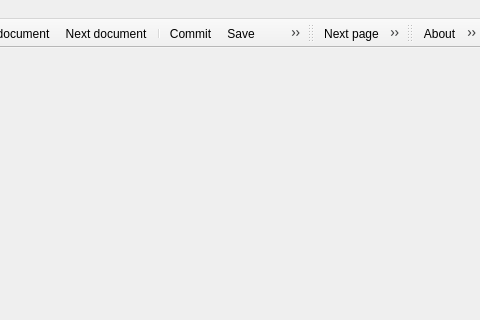
Old version of the form mainwindow.ui in the repository Kuszki/K-Indexer; both pictures show x 320 to 800 and y 0 to 320 of the 800 by 600 pixel window.
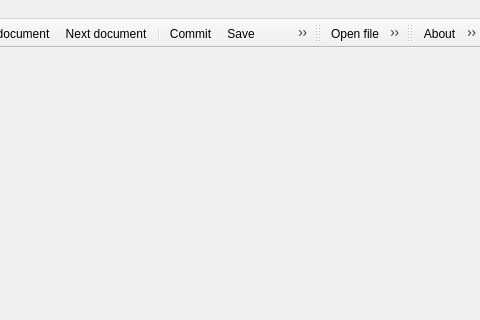
New version of the form. Icons and pictures are not drawn.

Diff of the .ui file:
```diff
--- a/mainwindow.ui
+++ b/mainwindow.ui
@@ -167,6 +167,9 @@
    <attribute name="toolBarBreak">
     <bool>false</bool>
    </attribute>
+   <addaction name="actionOpenfile"/>
+   <addaction name="actionOpenfolder"/>
+   <addaction name="separator"/>
    <addaction name="actionPageup"/>
    <addaction name="actionPagedown"/>
    <addaction name="separator"/>
@@ -532,6 +535,24 @@
     <string>Alt+Return</string>
    </property>
   </action>
+  <action name="actionOpenfile">
+   <property name="icon">
+    <iconset theme="window-new">
+     <normaloff>.</normaloff>.</iconset>
+   </property>
+   <property name="text">
+    <string>Open file</string>
+   </property>
+  </action>
+  <action name="actionOpenfolder">
+   <property name="icon">
+    <iconset theme="view-restore">
+     <normaloff>.</normaloff>.</iconset>
+   </property>
+   <property name="text">
+    <string>Open folder</string>
+   </property>
+  </action>
  </widget>
  <resources/>
  <connections>
```
Left out of the diff: 6 changed lines with no effect on the pictures.
